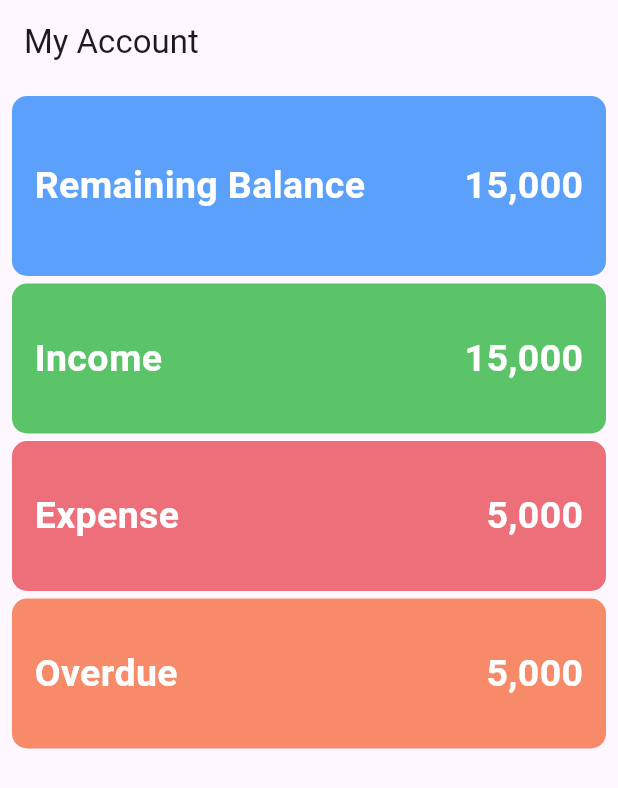
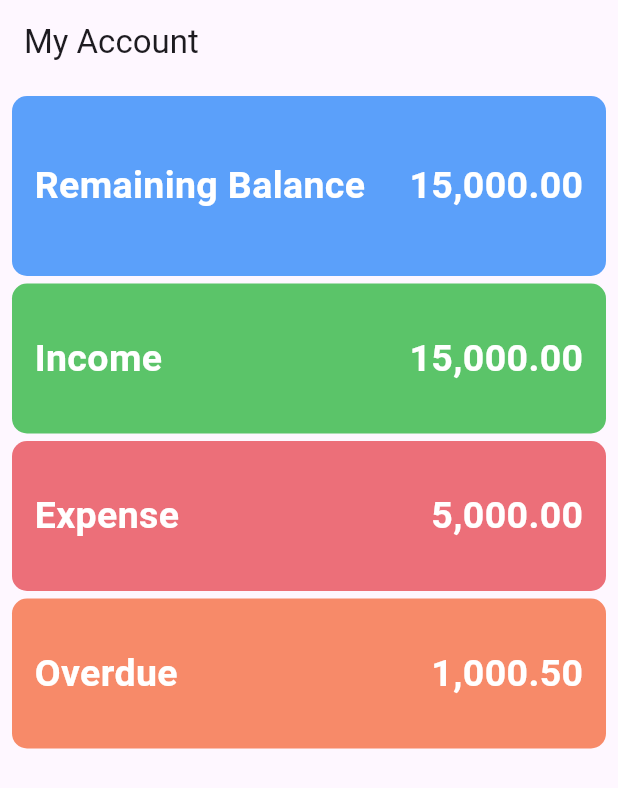
Before and after one commit to Blenishz/flutter-bank-app, a Flutter app: the screen it shows after launch, on a phone screen of 412 x 824 dp. Shown: the top 788 px of the screen. Run offline on Flutter 3.47's test engine with Material 3 defaults, Android fonts, the phone set to English and light mode, and no system bars; our stand-ins replace material_ui.

Commit message:
Add currency formatting to Moneybox widget

```diff
--- a/lib/main.dart
+++ b/lib/main.dart
@@ -1,4 +1,3 @@
-import 'dart:collection';
 import 'moneybox.dart';
 import 'package:material_ui/material_ui.dart';
 
@@ -33,132 +32,14 @@ class _MyHomePageState extends State<MyHomePage> {
         child: Column(
           children: [
 
-            Moneybox("Remaining Balance", "15,000", Color.fromARGB(255, 91, 160, 250), 120),
+            Moneybox("Remaining Balance", 15000, Color.fromARGB(255, 91, 160, 250), 120),
             SizedBox(height: 5,),
-            Moneybox("Income", "15,000", Color.fromARGB(255, 91, 196, 105), 100),
+            Moneybox("Income", 15000, Color.fromARGB(255, 91, 196, 105), 100),
             SizedBox(height: 5,),
-            Moneybox("Expense", "5,000",  Color.fromARGB(255, 236, 111, 121), 100),
+            Moneybox("Expense", 5000,  Color.fromARGB(255, 236, 111, 121), 100),
             SizedBox(height: 5,),
-            Moneybox("Overdue", "5,000",  Color.fromARGB(255, 247, 138, 105), 100),
+            Moneybox("Overdue", 1000.50,  Color.fromARGB(255, 247, 138, 105), 100),
 
-            // Container(
-            //   padding: const EdgeInsets.all(15.0),
-            //   decoration: BoxDecoration(
-            //     color: const Color.fromARGB(255, 91, 160, 250),
-            //     borderRadius: BorderRadius.circular(10),
-            //   ),
-            //   height: 120,
-            //   child: Row(
-            //     // crossAxisAlignment: CrossAxisAlignment.start,
-            //       children: [
-            //       Text("Remaining balance : ", style: TextStyle(
-            //             fontSize: 25,
-            //             color: Colors.white,
-            //             fontWeight: FontWeight.bold,
-            //           )
-            //         ),
-            //       Expanded(
-            //         child: Text("15,000", style: TextStyle(
-            //               fontSize: 25,
-            //               color: Colors.white,
-            //               fontWeight: FontWeight.bold,
-            //               ),
-            //             textAlign: TextAlign.right,
-            //             ),
-            //       )
-            //     ]
-            //   ),
-            // ),
-            // SizedBox(height: 5,),
-
-            // Container(
-            //   padding: const EdgeInsets.all(15.0),
-            //   decoration: BoxDecoration(
-            //     color: const Color.fromARGB(255, 91, 196, 105),
-            //     borderRadius: BorderRadius.circular(10),
-            //   ),
-            //   height: 100,
-            //   child: Row(
-            //     // crossAxisAlignment: CrossAxisAlignment.start,
-            //       children: [
-            //       Text("Income : ", style: TextStyle(
-            //             fontSize: 25,
-            //             color: Colors.white,
-            //             fontWeight: FontWeight.bold,
-            //           )
-            //         ),
-            //       Expanded(
-            //         child: Text("15,000", style: TextStyle(
-            //               fontSize: 25,
-            //               color: Colors.white,
-            //               fontWeight: FontWeight.bold,
-            //               ),
-            //             textAlign: TextAlign.right,
-            //             ),
-            //       )
-            //     ]
-            //   ),
-            // ),
-            // SizedBox(height: 5,),
-
-            // Container(
-            //   padding: const EdgeInsets.all(15.0),
-            //   decoration: BoxDecoration(
-            //     color: const Color.fromARGB(255, 236, 111, 121),
-            //     borderRadius: BorderRadius.circular(10),
-            //   ),
-            //   height: 100,
-            //   child: Row(
-            //     // crossAxisAlignment: CrossAxisAlignment.start,
-            //       children: [
-            //       Text("Expense : ", style: TextStyle(
-            //             fontSize: 25,
-            //             color: Colors.white,
-            //             fontWeight: FontWeight.bold,
-            //           )
-            //         ),
-            //       Expanded(
-            //         child: Text("5,000", style: TextStyle(
-            //               fontSize: 25,
-            //               color: Colors.white,
-            //               fontWeight: FontWeight.bold,
-            //               ),
-            //             textAlign: TextAlign.right,
-            //             ),
-            //       )
-            //     ]
-            //   ),
-            // ),
-            // SizedBox(height: 5,),
-
-            // Container(
-            //   padding: const EdgeInsets.all(15.0),
-            //   decoration: BoxDecoration(
-            //     color: const Color.fromARGB(255, 247, 138, 105),
-            //     borderRadius: BorderRadius.circular(10),
-            //   ),
-            //   height: 100,
-            //   child: Row(
-            //     // crossAxisAlignment: CrossAxisAlignment.start,
-            //       children: [
-            //       Text("Overdue : ", style: TextStyle(
-            //             fontSize: 25,
-            //             color: Colors.white,
-            //             fontWeight: FontWeight.bold,
-            //           )
-            //         ),
-            //       Expanded(
-            //         child: Text("1,000", style: TextStyle(
-            //               fontSize: 25,
-            //               color: Colors.white,
-            //               fontWeight: FontWeight.bold,
-            //               ),
-            //             textAlign: TextAlign.right,
-            //             ),
-            //       )
-            //     ]
-            //   ),
-            // ),
           ],
         ),
       ),
--- a/lib/moneybox.dart
+++ b/lib/moneybox.dart
@@ -1,9 +1,10 @@
 import 'package:material_ui/material_ui.dart';
+import 'package:intl/intl.dart';
 
 class Moneybox extends StatelessWidget{
 
   String title;
-  String amount;
+  double amount;
   Color color;
   double size;
 
@@ -27,7 +28,9 @@ class Moneybox extends StatelessWidget{
                       )
                     ),
                   Expanded(
-                    child: Text(amount.toString(), style: TextStyle(
+                    child: Text(
+                      NumberFormat("#,##0.00").format(amount),
+                        style: TextStyle(
                           fontSize: 25,
                           color: Colors.white,
                           fontWeight: FontWeight.bold,
--- a/pubspec.yaml
+++ b/pubspec.yaml
@@ -31,6 +31,7 @@ dependencies:
   flutter:
     sdk: flutter
   material_ui: ^1.1.0
+  intl: ^0.20.3
 
   # The following adds the Cupertino Icons font to your application.
   # Use with the CupertinoIcons class for iOS style icons.
```
Also changed, not shown: pubspec.lock.
